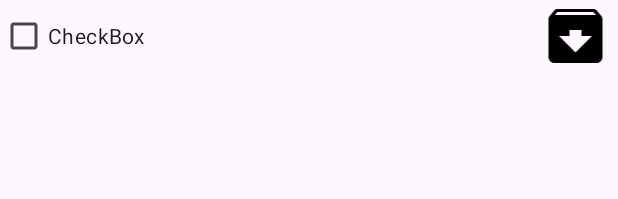
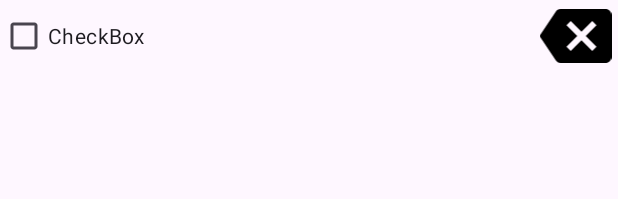
Before and after one commit to KavindyaDolawatta/MAD-task-manager, an Android app: the layout view_task.xml on its own in the app's theme, with its tools: preview values and no code run, on a phone screen of 412 x 824 dp. Shown: the top 199 px of the screen. Run offline under Robolectric (Android 15) with nearby library versions, the phone set to English and light mode, and no system bars.

Commit message:
completed main tasks

```diff
--- /dev/null
+++ b/app/src/main/res/drawable/backspace_24.xml
@@ -0,0 +1,5 @@
+<vector xmlns:android="http://schemas.android.com/apk/res/android" android:autoMirrored="true" android:height="24dp" android:tint="#000000" android:viewportHeight="24" android:viewportWidth="24" android:width="24dp">
+
+    <path android:fillColor="@android:color/white" android:pathData="M22,3L7,3c-0.69,0 -1.23,0.35 -1.59,0.88L0,12l5.41,8.11c0.36,0.53 0.9,0.89 1.59,0.89h15c1.1,0 2,-0.9 2,-2L24,5c0,-1.1 -0.9,-2 -2,-2zM19,15.59L17.59,17 14,13.41 10.41,17 9,15.59 12.59,12 9,8.41 10.41,7 14,10.59 17.59,7 19,8.41 15.41,12 19,15.59z"/>
+
+</vector>
--- a/app/src/main/res/layout/activity_main.xml
+++ b/app/src/main/res/layout/activity_main.xml
@@ -36,12 +36,13 @@
         android:id="@+id/button2"
         android:layout_width="wrap_content"
         android:layout_height="wrap_content"
-        android:layout_marginStart="184dp"
+        android:layout_marginStart="160dp"
         android:layout_marginEnd="137dp"
-        android:layout_marginBottom="15dp"
+        android:layout_marginBottom="16dp"
         android:text="Button"
         app:layout_constraintBottom_toBottomOf="parent"
         app:layout_constraintEnd_toEndOf="parent"
+        app:layout_constraintHorizontal_bias="0.5"
         app:layout_constraintStart_toStartOf="parent" />
 
     <androidx.recyclerview.widget.RecyclerView
--- a/app/src/main/res/layout/view_task.xml
+++ b/app/src/main/res/layout/view_task.xml
@@ -17,5 +17,5 @@
         android:layout_width="wrap_content"
         android:layout_height="match_parent"
         android:layout_weight="1"
-        app:srcCompat="@drawable/archive_24" />
+        app:srcCompat="@drawable/backspace_24" />
 </LinearLayout>
```
